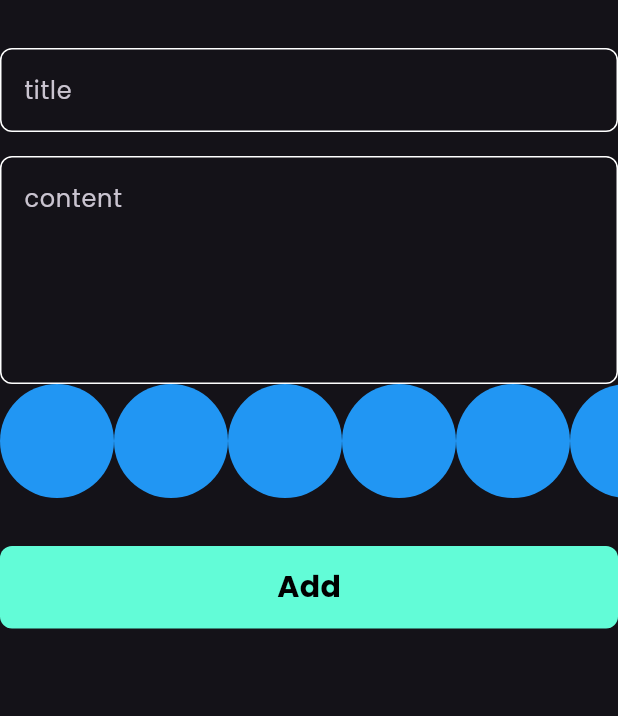
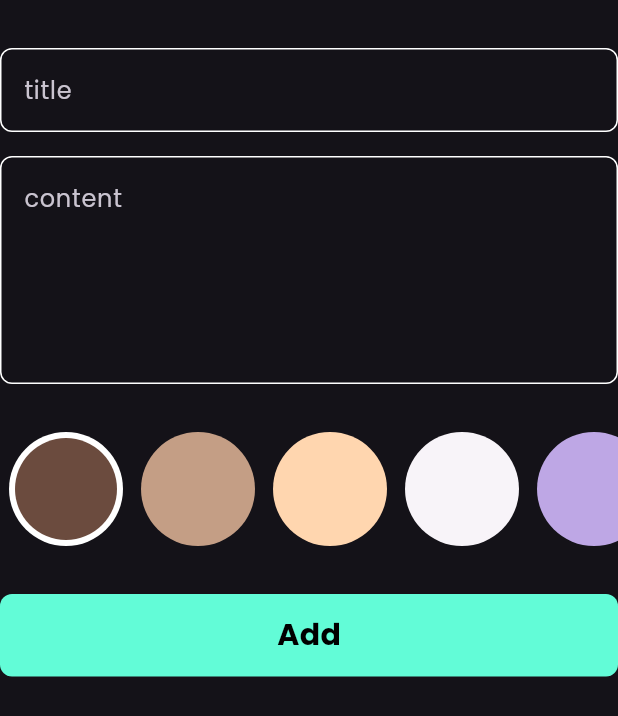
Before and after one commit to adelkalaji/notes_app, a Flutter app: the AddNoteForm widget shown alone on an empty page, opened directly, on a phone screen of 412 x 824 dp. Shown: the top 716 px of the screen. Run offline on Flutter 3.47's test engine with Material 3 defaults, Android fonts, the phone set to English and light mode, and no system bars; our stand-ins replace bloc, flutter_bloc, hive, hive_flutter; accounts and stored records are empty.

Commit message:
create color list view part two

```diff
--- a/notes_app/lib/views/widgets/add_note_form.dart
+++ b/notes_app/lib/views/widgets/add_note_form.dart
@@ -41,6 +41,7 @@ class _AddNoteFormState extends State<AddNoteForm> {
             hint: 'content',
             maxLines: 5,
           ),
+          const SizedBox(height: 32),
           ColorsList(),
           const SizedBox(height: 32),
           BlocBuilder<AddNoteCubit, AddNoteState>(
--- a/notes_app/lib/views/widgets/color_list_view.dart
+++ b/notes_app/lib/views/widgets/color_list_view.dart
@@ -1,26 +1,60 @@
 import 'package:flutter/material.dart';
 
 class ColorItem extends StatelessWidget {
-  const ColorItem({super.key});
-
+  const ColorItem({super.key, required this.isActive, required this.color});
+  final bool isActive;
+  final Color color;
   @override
   Widget build(BuildContext context) {
-    return const CircleAvatar(radius: 38, backgroundColor: Colors.blue);
+    return isActive
+        ? CircleAvatar(
+          radius: 38,
+          backgroundColor: Colors.white,
+          child: CircleAvatar(radius: 34, backgroundColor: color),
+        )
+        : CircleAvatar(radius: 38, backgroundColor: color);
   }
 }
 
-class ColorsList extends StatelessWidget {
+class ColorsList extends StatefulWidget {
   const ColorsList({super.key});
 
+  @override
+  State<ColorsList> createState() => _ColorsListState();
+}
+
+class _ColorsListState extends State<ColorsList> {
+  int currentIndex = 0;
+  List<Color> colors = const [
+    Color(0xff6B4B3E),
+    Color(0xffC49E85),
+    Color(0xffFFD6AF),
+    Color(0xffF8F4F9),
+    Color(0xffBEA7E5),
+    Color(0xff3D216E),
+    Color(0xff090510),
+  ];
   @override
   Widget build(BuildContext context) {
     return SizedBox(
       height: 76,
       child: ListView.builder(
-        itemCount: 10,
+        itemCount: colors.length,
         scrollDirection: Axis.horizontal,
         itemBuilder: (BuildContext context, int index) {
-          return const ColorItem();
+          return Padding(
+            padding: const EdgeInsets.symmetric(horizontal: 6),
+            child: GestureDetector(
+              onTap: () {
+                currentIndex == index;
+                setState(() {});
+              },
+              child: ColorItem(
+                isActive: currentIndex == index,
+                color: colors[index],
+              ),
+            ),
+          );
         },
       ),
     );
```
